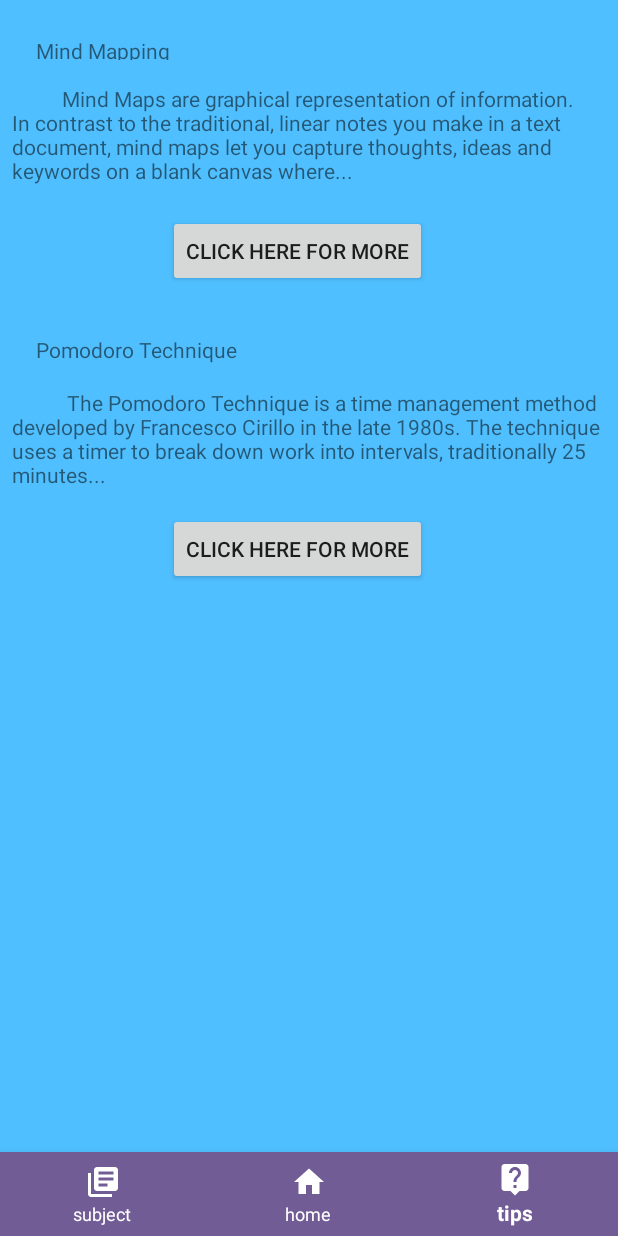
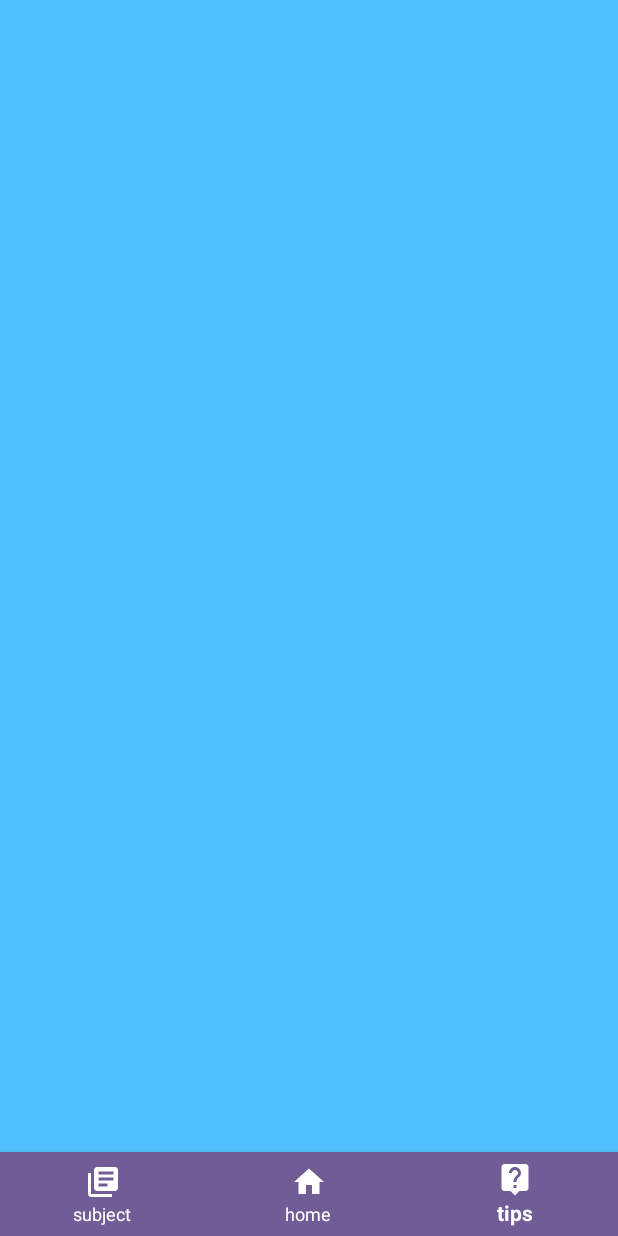
Before and after one commit to mysteryid/Progtech, an Android app: the screen it shows after launch (MainActivity), item 3 of the bottom bar chosen, on a phone screen of 412 x 824 dp. Run offline under Robolectric (Android 15) with nearby library versions, the phone set to English and light mode, and no system bars.

Commit message:
balik yg ke sebelumnya yg blm eror

```diff
--- a/app/src/main/java/com/example/progtech/activities/fragments/TipsFragment.java
+++ b/app/src/main/java/com/example/progtech/activities/fragments/TipsFragment.java
@@ -6,6 +6,7 @@ import android.os.Bundle;
 import android.view.LayoutInflater;
 import android.view.View;
 import android.view.ViewGroup;
+import android.widget.Button;
 
 import androidx.annotation.NonNull;
 import androidx.annotation.Nullable;
@@ -14,19 +15,13 @@ import androidx.fragment.app.Fragment;
 import com.example.progtech.R;
 
 public class TipsFragment extends Fragment {
+    private Bundle savedInstanceState;
+
     @Nullable
     @Override
     public View onCreateView(@NonNull LayoutInflater inflater, @Nullable ViewGroup container, @Nullable Bundle savedInstanceState) {
         return inflater.inflate(R.layout.fragment_tips, container, false);
     }
 
-    public void browser1(View view) {
-        Intent browserIntent = new Intent(Intent.ACTION_VIEW, Uri.parse("https://lifehacker.com/how-to-use-mind-maps-to-unleash-your-brains-creativity-1348869811"));
-        startActivity(browserIntent);
-    }
 
-    public void browser2(View view) {
-        Intent browserIntent = new Intent(Intent.ACTION_VIEW, Uri.parse("https://www.focusboosterapp.com/blog/make-the-pomodoro-technique-work-for-you-five-tips-to-personalise-your-pomodoros/"));
-        startActivity(browserIntent);
-    }
 }
--- a/app/src/main/res/layout/fragment_tips.xml
+++ b/app/src/main/res/layout/fragment_tips.xml
@@ -7,69 +7,4 @@
     android:layout_height="wrap_content"
     android:layout_margin="8dp"
     app:cardBackgroundColor="@color/colorAccent"
-    app:cardCornerRadius="20dp" >
-
-    <TextView
-        android:id="@+id/textView2"
-        android:layout_width="91dp"
-        android:layout_height="16dp"
-        android:layout_marginTop="16dp"
-        android:text="Mind Mapping"
-        app:layout_constraintBottom_toBottomOf="parent"
-        app:layout_constraintEnd_toEndOf="parent"
-        app:layout_constraintHorizontal_bias="0.052"
-        app:layout_constraintStart_toStartOf="parent"
-        app:layout_constraintTop_toTopOf="parent"
-        app:layout_constraintVertical_bias="0.0" />
-
-    <TextView
-        android:id="@+id/textView9"
-        android:layout_width="wrap_content"
-        android:layout_height="wrap_content"
-        android:layout_marginTop="16dp"
-        android:text="          Mind Maps are graphical representation of information. In contrast to the traditional, linear notes you make in a text document, mind maps let you capture thoughts, ideas and keywords on a blank canvas where..."
-        app:layout_constraintStart_toStartOf="parent"
-        app:layout_constraintTop_toBottomOf="@+id/textView2" />
-
-    <TextView
-        android:id="@+id/textView10"
-        android:layout_width="wrap_content"
-        android:layout_height="wrap_content"
-        android:layout_marginStart="16dp"
-        android:layout_marginTop="32dp"
-        android:text="Pomodoro Technique"
-        app:layout_constraintStart_toStartOf="parent"
-        app:layout_constraintTop_toBottomOf="@+id/button" />
-
-    <TextView
-        android:id="@+id/textView12"
-        android:layout_width="wrap_content"
-        android:layout_height="wrap_content"
-        android:layout_marginTop="16dp"
-        android:text="           The Pomodoro Technique is a time management method developed by Francesco Cirillo in the late 1980s. The technique uses a timer to break down work into intervals, traditionally 25 minutes..."
-        app:layout_constraintStart_toStartOf="parent"
-        app:layout_constraintTop_toBottomOf="@+id/textView10" />
-
-    <Button
-        android:id="@+id/button"
-        android:layout_width="wrap_content"
-        android:layout_height="wrap_content"
-        android:layout_marginStart="104dp"
-        android:layout_marginTop="20dp"
-        android:text="click here for more"
-        android:onClick="browser1"
-        app:layout_constraintStart_toStartOf="parent"
-        app:layout_constraintTop_toBottomOf="@+id/textView9" />
-
-    <Button
-        android:id="@+id/button4"
-        android:layout_width="wrap_content"
-        android:layout_height="wrap_content"
-        android:layout_marginStart="104dp"
-        android:layout_marginTop="16dp"
-        android:text="click here for more"
-        android:onClick="browser2"
-        app:layout_constraintStart_toStartOf="parent"
-        app:layout_constraintTop_toBottomOf="@+id/textView12" />
-
-</androidx.constraintlayout.widget.ConstraintLayout>
+    app:cardCornerRadius="20dp" />
```
